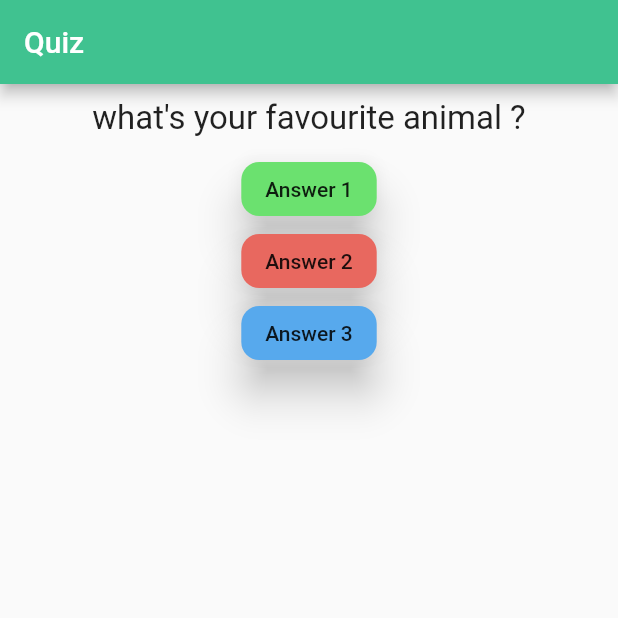
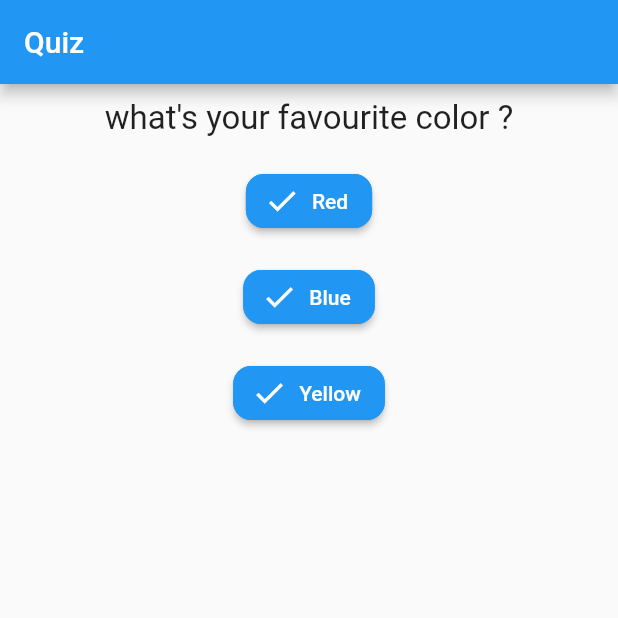
Before and after one commit to ashishu8888/QuizApp, a Flutter app: the screen it shows after launch, on a phone screen of 412 x 824 dp, the top half of it. Run offline on Flutter 3.47's test engine with Material 2 defaults, Android fonts, the phone set to English and light mode, and no system bars.

Commit message:
imp changes

```diff
--- /dev/null
+++ b/lib/answer.dart
@@ -0,0 +1,28 @@
+// ignore_for_file: deprecated_member_use
+
+import 'package:flutter/material.dart';
+
+class Answer extends StatelessWidget {
+  final VoidCallback handler;
+  final String strings;
+  // ignore: use_key_in_widget_constructors
+  const Answer(this.handler, this.strings);
+  @override
+  Widget build(BuildContext context) {
+    return Container(
+      // width: double.infinity,
+      child: Padding(
+        padding: const EdgeInsets.all(8.0),
+        child: ElevatedButton.icon(
+            label: Text(strings),
+            icon: Icon(Icons.check),
+            onPressed: handler,
+            style: ButtonStyle(
+                shape: MaterialStateProperty.all<RoundedRectangleBorder>(
+                    RoundedRectangleBorder(
+                        borderRadius: BorderRadius.circular(12),
+                        side: BorderSide(color: Colors.blue))))),
+      ),
+    );
+  }
+}
--- a/lib/main.dart
+++ b/lib/main.dart
@@ -2,6 +2,7 @@
 
 import 'package:flutter/material.dart';
 import 'package:flutter_application_2/Question.dart';
+import './answer.dart';
 
 void main() => runApp(const MyApp());
 
@@ -13,9 +14,23 @@ class MyApp extends StatefulWidget {
 }
 
 class _MyAppState extends State<MyApp> {
-  final question = const [
-    'what\'s your favourite animal ?',
-    'what\'s your favourite colour ?'
+  var question = [
+    {
+      'questionText': 'what\'s your favourite color ?',
+      'answerText': ['Red', 'Blue', 'Yellow'],
+    },
+    {
+      'questionText': 'what\'s your favourite Animal ?',
+      'answerText': ['Lion', 'Elephant', 'Wolf'],
+    },
+    {
+      'questionText': 'who\'s your favourite personality ?',
+      'answerText': ['Virat kohli', 'Amitabh bachhan', 'Rolando'],
+    },
+    {
+      'questionText': 'Rate our App?',
+      'answerText': ['5', '4', '3'],
+    }
   ];
 
   var _questionIndex = 0;
@@ -33,36 +48,15 @@ class _MyAppState extends State<MyApp> {
     return MaterialApp(
       home: Scaffold(
         appBar: AppBar(
-          backgroundColor: const Color.fromARGB(255, 64, 194, 144),
+          backgroundColor: Colors.blue,
           title: const Text('Quiz'),
         ),
         body: Column(children: [
-          Question(question[_questionIndex]),
-          RaisedButton(
-            child: const Text('Answer 1'),
-            onPressed: _answerQuestion,
-            elevation: 12,
-            color: const Color.fromARGB(255, 107, 225, 111),
-            shape:
-                RoundedRectangleBorder(borderRadius: BorderRadius.circular(12)),
-          ),
-          RaisedButton(
-            autofocus: true,
-            child: const Text('Answer 2'),
-            onPressed: _answerQuestion,
-            elevation: 12,
-            color: const Color.fromARGB(255, 232, 104, 95),
-            shape:
-                RoundedRectangleBorder(borderRadius: BorderRadius.circular(12)),
-          ),
-          RaisedButton(
-            child: const Text('Answer 3'),
-            onPressed: _answerQuestion,
-            elevation: 12,
-            color: const Color.fromARGB(255, 87, 169, 237),
-            shape:
-                RoundedRectangleBorder(borderRadius: BorderRadius.circular(12)),
-          )
+          Question(question[_questionIndex]['questionText'] as String),
+          ...(question[_questionIndex]['answerText'] as List<String>)
+              .map((answer) {
+            return Answer(_answerQuestion, answer);
+          }).toList(),
         ]),
       ),
     );
```
